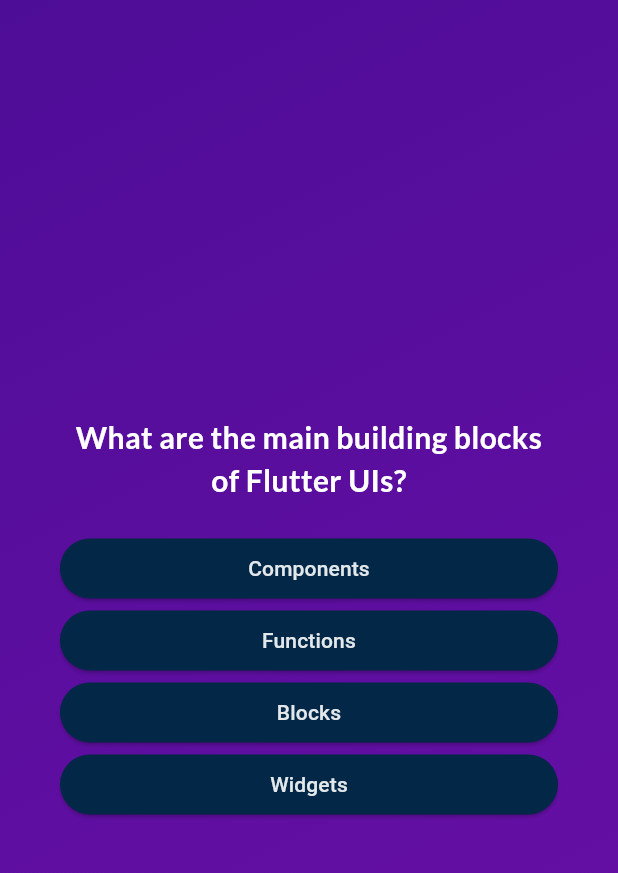
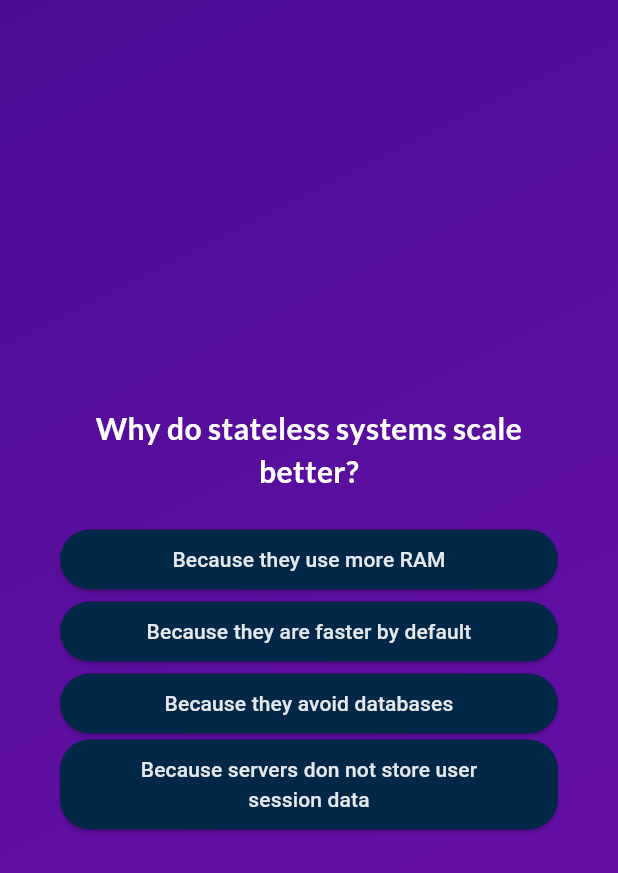
Before and after one commit to dubenikhil461/QuizApp, a Flutter app: the screen it shows after launch, after a tap on "Start Quiz", on a phone screen of 412 x 824 dp. Shown: the top 873 px of the screen. Run offline on Flutter 3.47's test engine with Material 3 defaults, Android fonts, the phone set to English and light mode, and no system bars; our stand-ins replace google_fonts.

Commit message:
Refactor quiz questions and remove unused import

```diff
--- a/lib/data/question.dart
+++ b/lib/data/question.dart
@@ -2,54 +2,93 @@ import 'package:quizapp/models/quiz_question.dart';
 
 const questions = [
   QuizQuestion(
-    'What are the main building blocks of Flutter UIs?',
+    'Why do stateless systems scale better?',
     [
-      'Widgets',
-      'Components',
-      'Blocks',
-      'Functions',
-    ],
-  ),
-  QuizQuestion('How are Flutter UIs built?', [
-    'By combining widgets in code',
-    'By combining widgets in a visual editor',
-    'By defining widgets in config files',
-    'By using XCode for iOS and Android Studio for Android',
-  ]),
-  QuizQuestion(
-    'What\'s the purpose of a StatefulWidget?',
-    [
-      'Update UI as data changes',
-      'Update data as UI changes',
-      'Ignore data changes',
-      'Render UI that does not depend on data',
+      'Because servers don not store user session data',
+      'Because they use more RAM',
+      'Because they avoid databases',
+      'Because they are faster by default',
     ],
   ),
   QuizQuestion(
-    'Which widget should you try to use more often: StatelessWidget or StatefulWidget?',
+    'What is the primary role of a load balancer?',
     [
-      'StatelessWidget',
-      'StatefulWidget',
-      'Both are equally good',
-      'None of the above',
+      'Distributes incoming traffic across multiple servers',
+      'Stores user data securely',
+      'Encrypts API responses',
+      'Manages database indexes',
     ],
   ),
   QuizQuestion(
-    'What happens if you change data in a StatelessWidget?',
+    'Why are refresh tokens considered more secure?',
     [
-      'The UI is not updated',
-      'The UI is updated',
-      'The closest StatefulWidget is updated',
-      'Any nested StatefulWidgets are updated',
+      'They are sent less frequently and have a longer lifespan',
+      'They are smaller in size',
+      'They are stored in localStorage',
+      'They replace access tokens',
     ],
   ),
   QuizQuestion(
-    'How should you update data inside of StatefulWidgets?',
+    'What happens when DNS fails?',
     [
-      'By calling setState()',
-      'By calling updateData()',
-      'By calling updateUI()',
-      'By calling updateState()',
+      'Websites cannot be resolved using domain names',
+      'The entire internet stops working',
+      'Databases crash',
+      'Load balancers stop working',
+    ],
+  ),
+  QuizQuestion(
+    'Why is O(1) time complexity considered best?',
+    [
+      'Execution time does not depend on input size',
+      'It uses less memory',
+      'It only works for small datasets',
+      'It runs once per program',
+    ],
+  ),
+  QuizQuestion(
+    'What is the main benefit of using a message queue?',
+    [
+      'It decouples services and improves reliability',
+      'It replaces databases',
+      'It speeds up UI rendering',
+      'It avoids APIs',
+    ],
+  ),
+  QuizQuestion(
+    'What does HTTPS add on top of HTTP?',
+    [
+      'Encryption and data integrity',
+      'Faster response time',
+      'Smaller payload size',
+      'Stateless behavior',
+    ],
+  ),
+  QuizQuestion(
+    'Why are database indexes used?',
+    [
+      'To speed up read queries',
+      'To store backup data',
+      'To reduce table size',
+      'To encrypt columns',
+    ],
+  ),
+  QuizQuestion(
+    'What is the biggest advantage of microservices?',
+    [
+      'Independent deployment and scalability',
+      'Fewer network calls',
+      'Single codebase',
+      'No need for DevOps',
+    ],
+  ),
+  QuizQuestion(
+    'Why is caching used in systems like Redis?',
+    [
+      'To reduce database load and latency',
+      'To permanently store data',
+      'To replace backend logic',
+      'To handle authentication',
     ],
   ),
 ];
--- a/lib/quiz.dart
+++ b/lib/quiz.dart
@@ -1,4 +1,3 @@
-import 'package:flutter/foundation.dart';
 import 'package:flutter/material.dart';
 import 'package:quizapp/data/question.dart';
 import 'package:quizapp/result_screen.dart';
```
